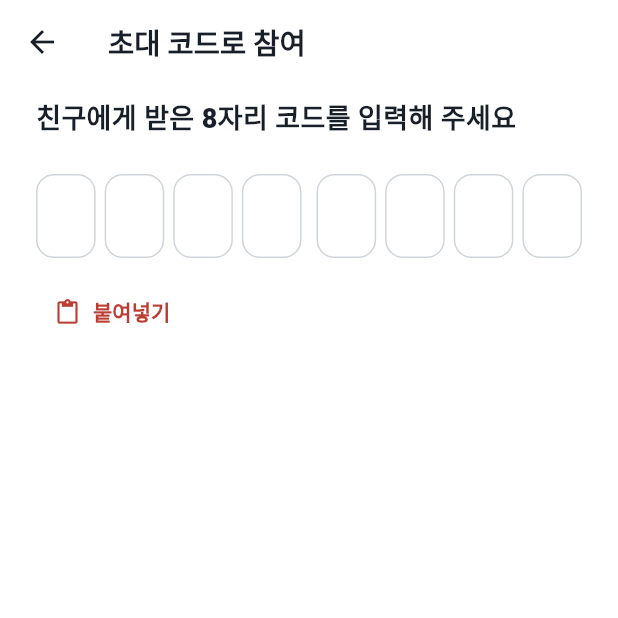
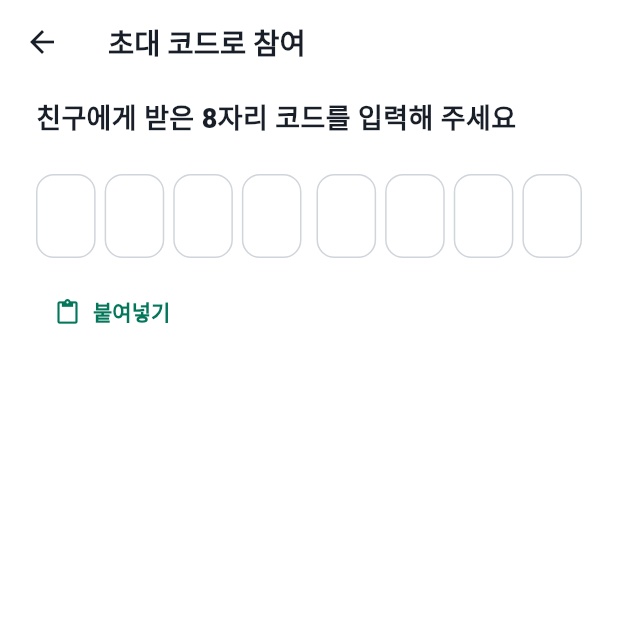
Before and after one commit to sasiljangnan2/Backpack_Crop, a Flutter app: the JoinTripScreen screen opened directly, on a phone screen of 412 x 824 dp, the top half of it. Run offline on Flutter 3.47's test engine with Material 3 defaults, Android fonts, the phone set to English and light mode, and no system bars; our stand-ins replace firebase_core, firebase_messaging, flutter_secure_storage, share_plus; accounts and stored records are empty; network calls fail.

Commit message:
feat: 테마 색을 에메랄드로 변경
주요 색을 코랄에서 에메랄드 #009B77(작은 글씨 #04765A)로 바꾸고, 주요 색과 헷갈리지 않게 완료·받을 돈 색을 초록에서 파랑 #1D64D8로 바꿈. 여행 표지는 진한 에메랄드 → 민트 그라데이션에 흰 글씨 그림자를 깔고, 앱 아이콘 · 디자인 기준 문서도 함께 바꿈.

Co-Authored-By: Claude Opus 5.5 <noreply@anthropic.com>

```diff
--- a/lib/core/theme/app_colors.dart
+++ b/lib/core/theme/app_colors.dart
@@ -1,15 +1,17 @@
 import 'package:flutter/material.dart';
 
-/// StoryBoardUI설계서 Backpack v1.1, BC-001 (slide 5). 주요 색은 코랄.
+/// StoryBoardUI설계서 Backpack v1.1, BC-001 (slide 5). 주요 색은 에메랄드.
 abstract final class AppColors {
-  /// 코랄. 버튼 · 아이콘 · 테두리 · 막대처럼 면이나 선에 쓴다 (흰 글씨 3.3:1)
-  static const primary = Color(0xFFEE5E52);
+  /// 에메랄드. 버튼 · 아이콘 · 테두리 · 막대처럼 면이나 선에 쓴다 (흰 글씨 3.5:1)
+  static const primary = Color(0xFF009B77);
 
-  /// 진한 코랄. 흰 바탕이나 [primarySoft] 위의 작은 글씨에 쓴다 (흰 바탕 5.5:1)
-  static const primaryText = Color(0xFFBA3E33);
-  static const primarySoft = Color(0xFFFFF2EF);
+  /// 진한 에메랄드. 흰 바탕이나 [primarySoft] 위의 작은 글씨에 쓴다 (흰 바탕 5.6:1)
+  static const primaryText = Color(0xFF04765A);
+  static const primarySoft = Color(0xFFE8F7F1);
   static const error = Color(0xFFB4235A);
-  static const success = Color(0xFF0B7A55);
+
+  /// 완료 · 예약 확정 · 받을 돈. 주요 색이 초록 계열이라 링크처럼 보이지 않게 파랑으로 둔다
+  static const success = Color(0xFF1D64D8);
   static const warning = Color(0xFFA35F00);
   static const ink = Color(0xFF191F28);
   static const muted = Color(0xFF4E5968);
@@ -17,16 +19,21 @@ abstract final class AppColors {
   static const card = Colors.white;
   static const border = Color(0xFFD0D5DB);
   static const disabled = Color(0xFFD2D7DC);
-  static const successSoft = Color(0xFFEAF6F1);
+  static const successSoft = Color(0xFFEAF1FD);
   static const warningSoft = Color(0xFFFFF4E2);
-  static const coverText = Color(0xFFFFE3DC);
-  // 여행 표지: 위는 어둡게 해서 흰 글씨를 읽기 쉽게 하고, 아래(도시 실루엣)로 갈수록 밝은 코랄
+  static const coverText = Color(0xFFF0FFF9);
+  // 여행 표지: 진한 에메랄드에서 아래(도시 실루엣)로 갈수록 밝은 민트
   static const coverGradient = LinearGradient(
     begin: Alignment.topCenter,
     end: Alignment.bottomCenter,
-    colors: [Color(0xFF5A2430), Color(0xFFE4574B), Color(0xFFFFB09C)],
-    stops: [0, .68, 1],
+    colors: [Color(0xFF00805F), Color(0xFF00A67E), Color(0xFF8EE2C4)],
+    stops: [0, .6, 1],
   );
+
+  /// 밝은 표지 위의 흰 글씨가 묻히지 않게 까는 옅은 그림자
+  static const coverShadow = [
+    Shadow(color: Color(0x40000000), blurRadius: 8, offset: Offset(0, 1)),
+  ];
   // DAY colors identify itinerary days and are distinct from action colors.
   static const dayTwo = Color(0xFF2D83F5);
 
--- a/lib/core/widgets/common.dart
+++ b/lib/core/widgets/common.dart
@@ -96,7 +96,7 @@ class MemberAvatar extends StatelessWidget {
   static const _palette = [
     AppColors.primaryText,
     Color(0xFF2D83F5),
-    Color(0xFF0B7A55),
+    Color(0xFFC2410C),
     Color(0xFF8B5CF6),
     Color(0xFFA35F00),
     Color(0xFF0E7490),
--- a/pubspec.yaml
+++ b/pubspec.yaml
@@ -102,6 +102,6 @@ flutter_launcher_icons:
   android: true
   ios: true
   image_path: assets/icon/icon.png
-  adaptive_icon_background: "#EE5E52"
+  adaptive_icon_background: "#009B77"
   adaptive_icon_foreground: assets/icon/icon_foreground.png
   remove_alpha_ios: true
```
Also changed, not shown: lib/features/trip/presentation/trip_home_tab.dart (+6 -1 lines), assets/icon/icon.png, 29 other files.
